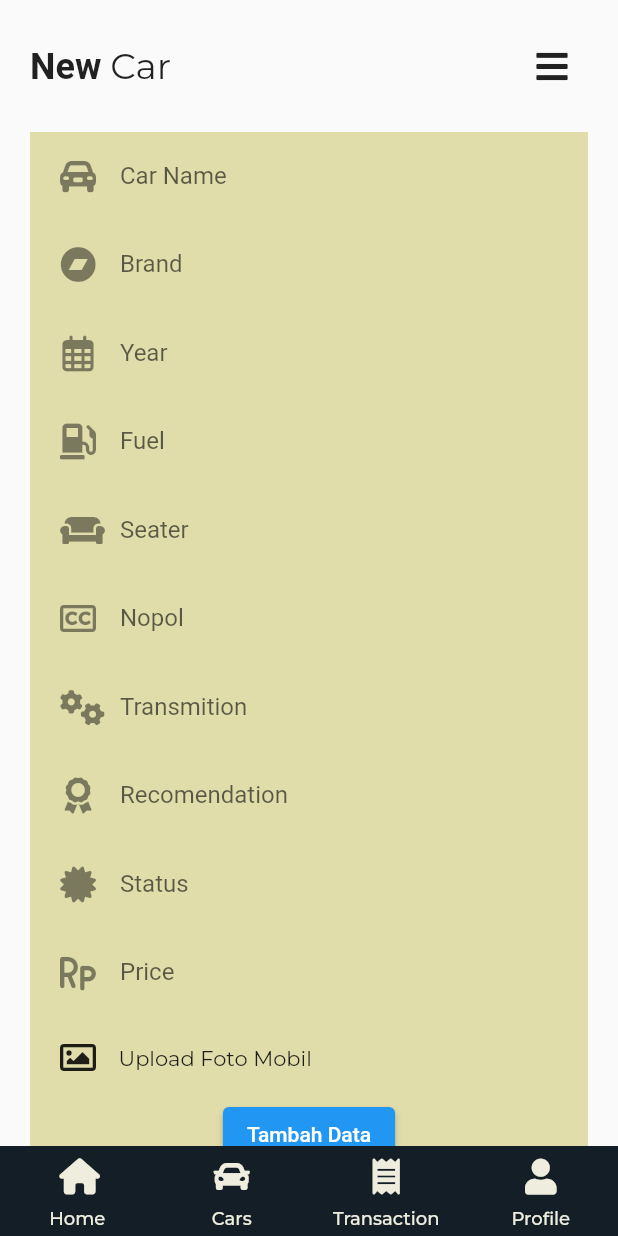
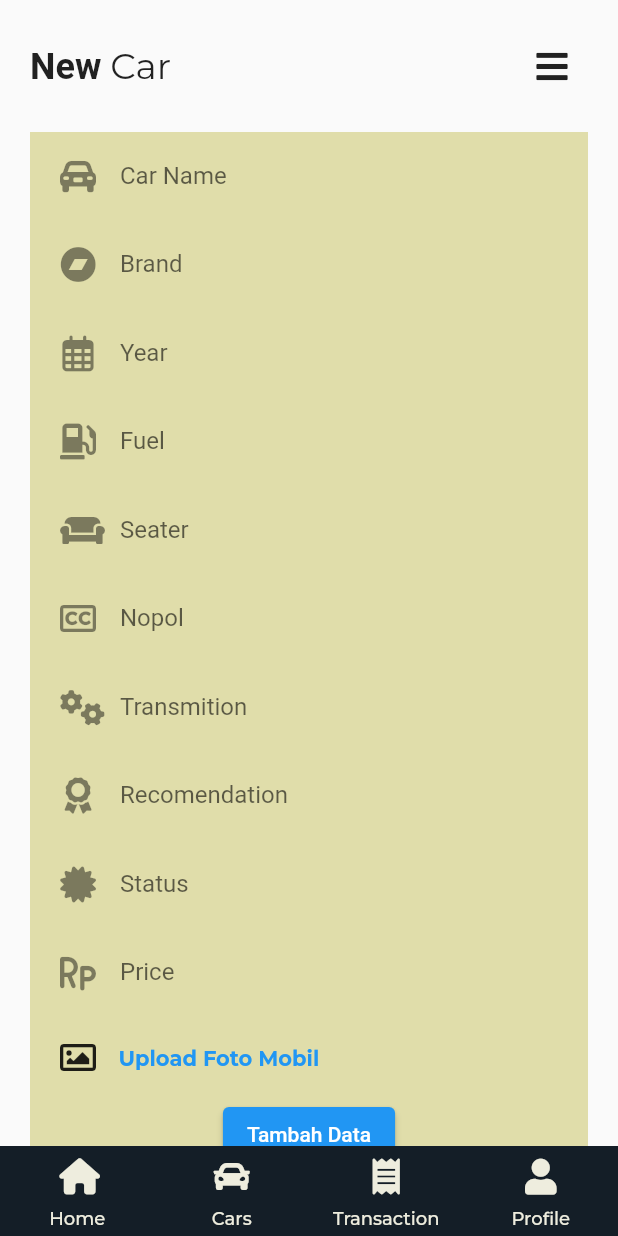
Before and after one commit to saydinaambiya/final_project, a Flutter app: the screen it shows after launch, item 2 of the bottom bar chosen, after a tap on "Tambah Data", on a phone screen of 412 x 824 dp. Run offline on Flutter 3.47's test engine with Material 2 defaults, Android fonts, the phone set to English and light mode, and no system bars; our stand-ins replace cloud_firestore, file_picker, firebase_auth, firebase_core, firebase_storage, font_awesome_flutter and 1 more; accounts and stored records are empty.

Commit message:
update CRUD

```diff
--- a/lib/app/screen/admin/contents/manage_content.dart
+++ b/lib/app/screen/admin/contents/manage_content.dart
@@ -1,9 +1,14 @@
+import 'dart:io';
 import 'package:car_rental_ui/app/home/widgets/search_button.dart';
+import 'package:car_rental_ui/app/screen/admin/api/firebase_api.dart';
 import 'package:car_rental_ui/constants/color_constans.dart';
+import 'package:file_picker/file_picker.dart';
+import 'package:firebase_storage/firebase_storage.dart';
 import 'package:flutter/material.dart';
 import 'package:font_awesome_flutter/font_awesome_flutter.dart';
 import 'package:google_fonts/google_fonts.dart';
 import 'widgets/form_cars.dart';
+import 'package:path/path.dart';
 
 class ManagePage extends StatefulWidget {
   const ManagePage({Key? key}) : super(key: key);
@@ -24,6 +29,30 @@ class _ManagePageState extends State<ManagePage> {
   final recomC = new TextEditingController();
   final statusC = new TextEditingController();
   final priceC = new TextEditingController();
+
+  //var
+  File? file;
+  UploadTask? task;
+
+  //select
+  Future pickImage() async {
+    final result = await FilePicker.platform.pickFiles(allowMultiple: false);
+
+    if (result == null) return;
+    final path = result.files.single.path!;
+
+    setState(() => file = File(path));
+  }
+
+  //upload
+  Future uploadImage() async {
+    if (file == null) return;
+
+    final fileName = basename(file!.path);
+    final destination = 'images/$fileName';
+
+    FirebaseApi.uploadFile(destination, file!);
+  }
 
   @override
   Widget build(BuildContext context) {
@@ -141,17 +170,25 @@ class _ManagePageState extends State<ManagePage> {
                             width: 15,
                           ),
                           GestureDetector(
-                            child: Text(
-                              "Upload Foto Mobil",
-                              style: GoogleFonts.montserrat(),
-                            ),
-                            onTap: () {},
+                            child: file != null
+                                ? Text(basename(file!.path))
+                                : Text(
+                                    "Upload Foto Mobil",
+                                    style: GoogleFonts.montserrat(
+                                        color: Colors.blue,
+                                        fontWeight: FontWeight.bold),
+                                  ),
+                            onTap: () => {
+                              pickImage(),
+                            },
                           ),
                         ],
                       ),
                     ),
                     ElevatedButton(
-                      onPressed: () {},
+                      onPressed: () {
+                        uploadImage();
+                      },
                       child: Text("Tambah Data"),
                     ),
                     SizedBox(
--- a/lib/main.dart
+++ b/lib/main.dart
@@ -1,5 +1,4 @@
 import 'package:car_rental_ui/app/screen/admin/admin_home.dart';
-import 'package:car_rental_ui/firebase_options.dart';
 import 'package:firebase_core/firebase_core.dart';
 import 'package:flutter/material.dart';
 
--- a/pubspec.yaml
+++ b/pubspec.yaml
@@ -9,6 +9,7 @@ dependencies:
   cloud_firestore: ^3.1.18
   community_material_icon: ^5.4.55
   cupertino_icons: ^1.0.2
+  file_picker: ^4.6.1
   firebase_auth: ^3.4.1
   firebase_core: ^1.19.1
   firebase_storage: ^10.3.1
@@ -19,6 +20,7 @@ dependencies:
   get: ^4.6.5
   google_fonts: ^3.0.0
   grouped_buttons: any
+  image_picker: ^0.8.5+3
 
 dev_dependencies:
   flutter_test:
```
Also changed, not shown: lib/app/screen/admin/api/firebase_api.dart (added, +15 -0 lines).
